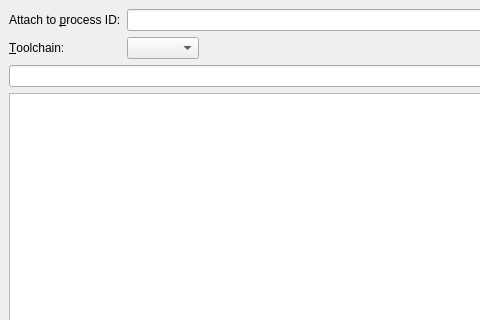
Qt form src/plugins/debugger/attachexternaldialog.ui (qt-creator/qt-creator) before a commit; both pictures show x 0 to 480 and y 0 to 320 of the 650 by 549 pixel window.
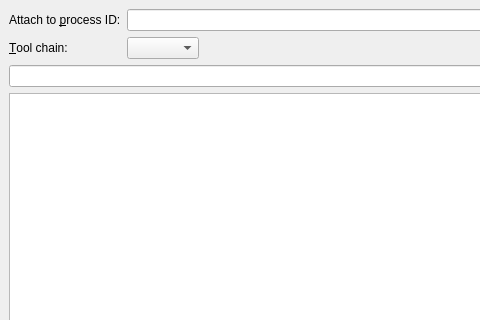
The same form after that commit. Custom widgets are drawn as their Qt base class.

Commit message: Fix spelling of tool chain is user-visible strings and comments

```diff
--- a/src/plugins/debugger/attachexternaldialog.ui
+++ b/src/plugins/debugger/attachexternaldialog.ui
@@ -44,7 +44,7 @@
      <item row="1" column="0">
       <widget class="QLabel" name="toolchainLabel">
        <property name="text">
-        <string>&amp;Toolchain:</string>
+        <string>&amp;Tool chain:</string>
        </property>
        <property name="buddy">
         <cstring>toolchainComboBox</cstring>
```
The commit also changes 29 other files.
